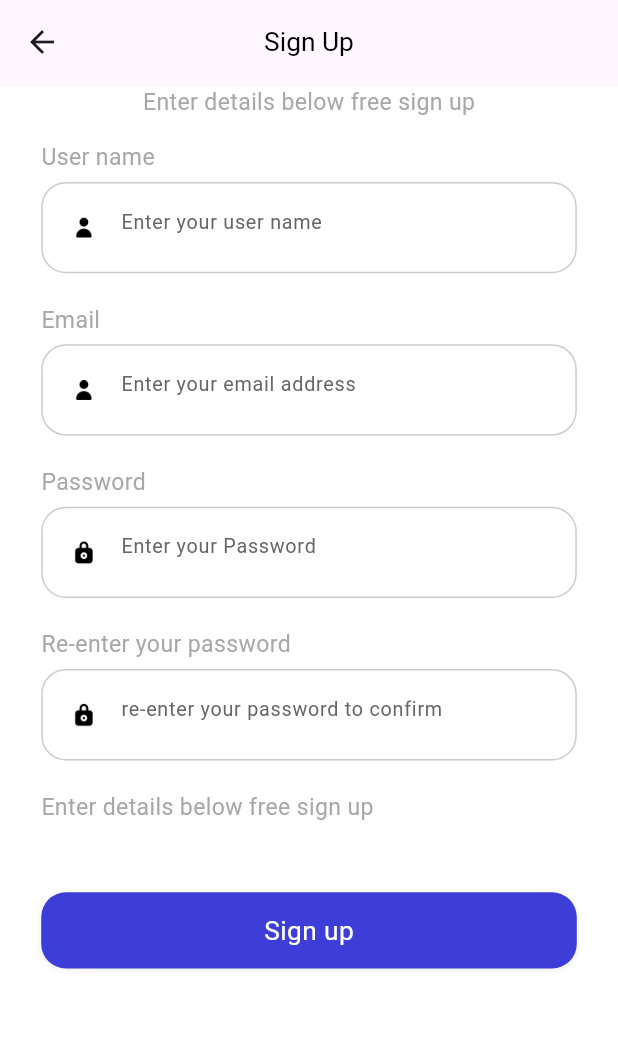
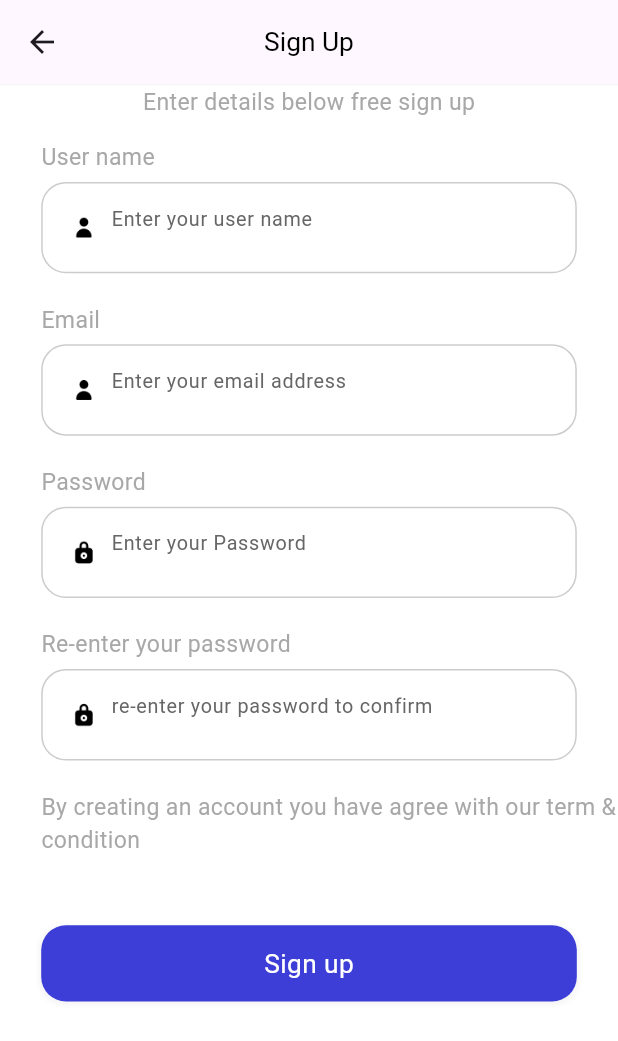
Before and after one commit to sadid369/ulearning_app_bloc, a Flutter app: the Register screen opened by its route, on a phone screen of 412 x 824 dp. Shown: the top 1041 px of the screen. Run offline on Flutter 3.47's test engine with Material 3 defaults, Android fonts, the phone set to English and light mode, and no system bars; our stand-ins replace bloc, cloud_firestore, dots_indicator, firebase_auth, firebase_core, flutter_bloc and 3 more; accounts and stored records are empty; Roboto replaces fonts that are missing (Avenir).

Commit message:
part 3 59:00

```diff
--- a/lib/pages/common_widgets.dart
+++ b/lib/pages/common_widgets.dart
@@ -28,7 +28,7 @@ AppBar buildAppBar(String type) {
 Widget buildThirdPartyLogin(BuildContext context) {
   return Container(
     margin: EdgeInsets.only(top: 40.h, bottom: 20.h),
-    padding: EdgeInsets.only(left: 25.w, right: 25.w),
+    padding: EdgeInsets.only(left: 50.w, right: 25.w),
     child: Row(
       mainAxisAlignment: MainAxisAlignment.spaceAround,
       children: [
@@ -93,6 +93,7 @@ Widget buildTextField(String hintText, String textType, String iconName,
               onChanged: (value) => func!(value),
               keyboardType: TextInputType.multiline,
               decoration: InputDecoration(
+                contentPadding: EdgeInsets.only(left: 5.w),
                 hintText: hintText,
                 border: const OutlineInputBorder(
                   borderSide: BorderSide.none,
--- a/lib/pages/home/home_page.dart
+++ b/lib/pages/home/home_page.dart
@@ -28,6 +28,7 @@ class _HomePageState extends State<HomePage> {
               height: 20.h,
             ),
             searchView(),
+            sliderView(),
           ],
         ),
       ),
--- a/lib/pages/register/register.dart
+++ b/lib/pages/register/register.dart
@@ -73,7 +73,8 @@ class _RegisterState extends State<Register> {
                   // forgotPassword(),
                   Container(
                     margin: EdgeInsets.only(left: 25.w),
-                    child: reusableText('Enter details below free sign up'),
+                    child: reusableText(
+                        'By creating an account you have agree with our term & condition'),
                   ),
                   buildLogInAndRegButton('Sign up', 'login', () {
                     RegisterController(context: context).handleEmailRegister();
```
Also changed, not shown: lib/pages/home/widgets/home_page_widgets.dart (+28 -0 lines).
